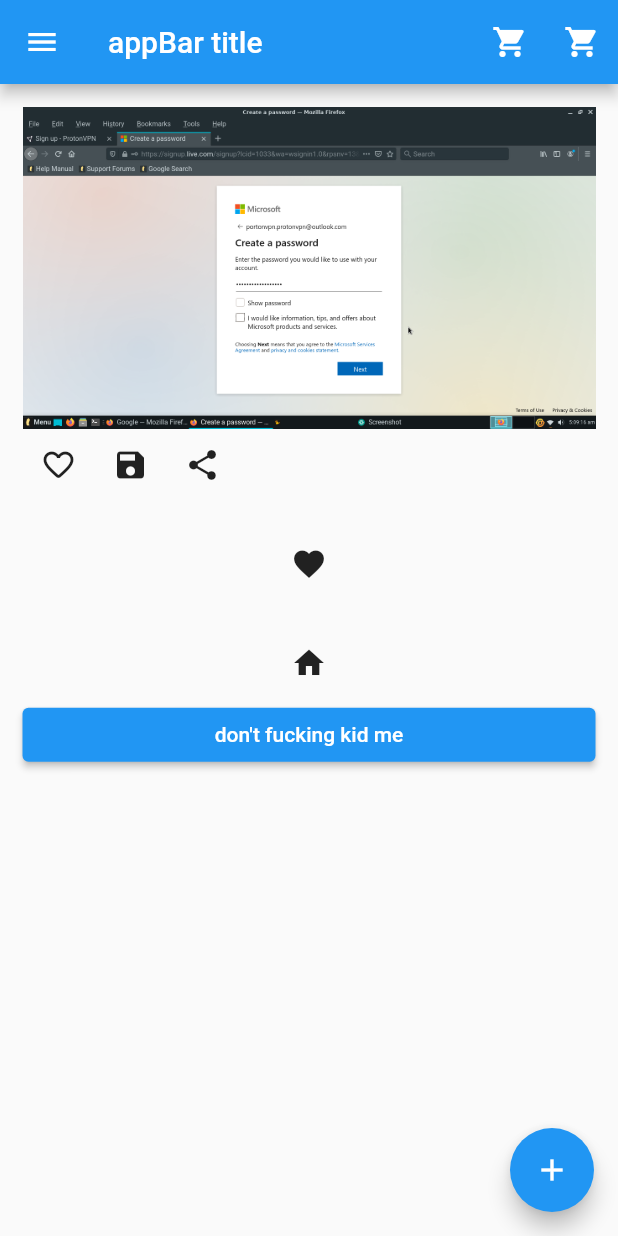
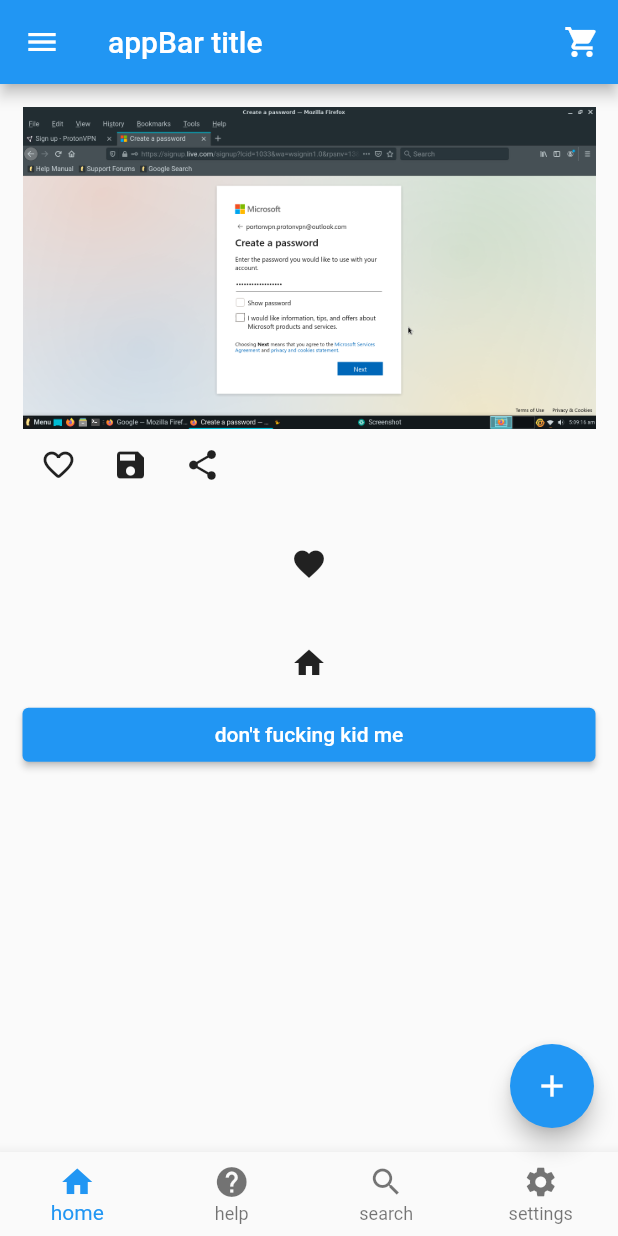
Before and after one commit to malouda0000/flutter-test-of-widgets, a Flutter app: the screen it shows after launch, on a phone screen of 412 x 824 dp. Run offline on Flutter 3.47's test engine with Material 2 defaults, Android fonts, the phone set to English and light mode, and no system bars.

Commit message:
my first commit

```diff
--- a/lib/main.dart
+++ b/lib/main.dart
@@ -1,6 +1,9 @@
 import 'package:flutter/material.dart';
-import 'package:flutter_app/screens/drawer.dart';
+import 'package:flutter_app/files/drawer.dart';
+import 'package:flutter_app/screens/deatils_tab.dart';
 import 'package:flutter_app/screens/main_Screen.dart';
+import 'package:flutter_app/screens/screen2.dart';
+import 'package:flutter_app/screens/screen3_testing_padding.dart';
 
 void main() {
   runApp(MyApp());
@@ -19,20 +22,30 @@ class MyApp extends StatelessWidget {
   }
 }
 
-class MyHomePage extends StatelessWidget {
+class MyHomePage extends StatefulWidget {
+  @override
+  _MyHomePageState createState() => _MyHomePageState();
+}
+
+class _MyHomePageState extends State<MyHomePage> {
+  int _currentIndex = 0;
+  final tabs = [
+    // MainScreen,
+    // BulidingSecondScreen,
+    // TestOfPadding,
+    // DeatilsListItems
+    Center(child: Text('home')),
+    Center(child: Text('setting')),
+    Center(child: Text('help')),
+    Center(child: Text('personal')),
+  ];
+
   @override
   Widget build(BuildContext context) {
     return Scaffold(
       appBar: AppBar(
         title: Text('appBar title'),
         actions: [
-          IconButton(
-            icon: Icon(Icons.shopping_cart),
-            tooltip: 'Open shopping cart',
-            onPressed: () {
-              // handle the press
-            },
-          ),
           IconButton(
             icon: Icon(Icons.shopping_cart),
             tooltip: 'Open shopping cart',
@@ -50,6 +63,21 @@ class MyHomePage extends StatelessWidget {
         backgroundColor: Colors.blue,
         tooltip: "add more items bro!!",
       ),
+      bottomNavigationBar: BottomNavigationBar(
+        currentIndex: 0,
+        onTap: (index) {
+          setState(() {
+            _currentIndex = index;
+          });
+        },
+        type: BottomNavigationBarType.fixed,
+        items: [
+          BottomNavigationBarItem(icon: Icon(Icons.home), label: 'home'),
+          BottomNavigationBarItem(icon: Icon(Icons.help), label: 'help'),
+          BottomNavigationBarItem(icon: Icon(Icons.search), label: 'search'),
+          BottomNavigationBarItem(icon: Icon(Icons.settings), label: 'settings')
+        ],
+      ),
     );
   }
 }
```
Also changed, not shown: lib/screens/deatils_tab.dart (added, +87 -0 lines), lib/screens/screen2.dart (added, +40 -0 lines), lib/screens/screen3_testing_padding.dart (added, +31 -0 lines), lib/files/drawer.dart (renamed from lib/screens/drawer.dart).
